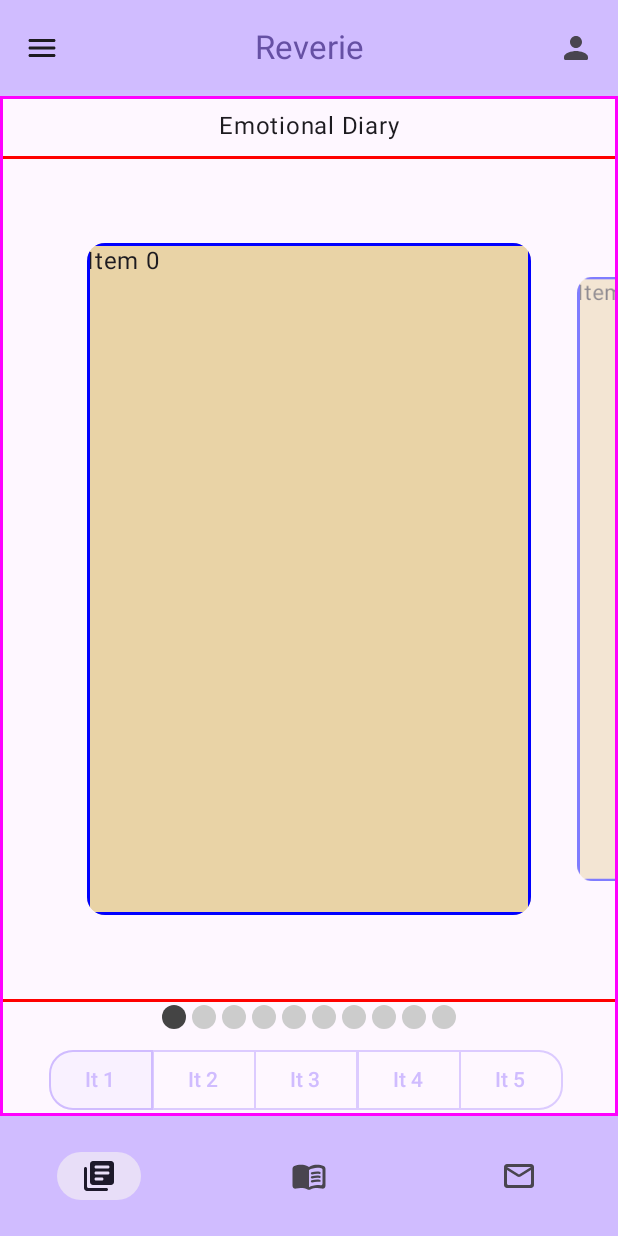
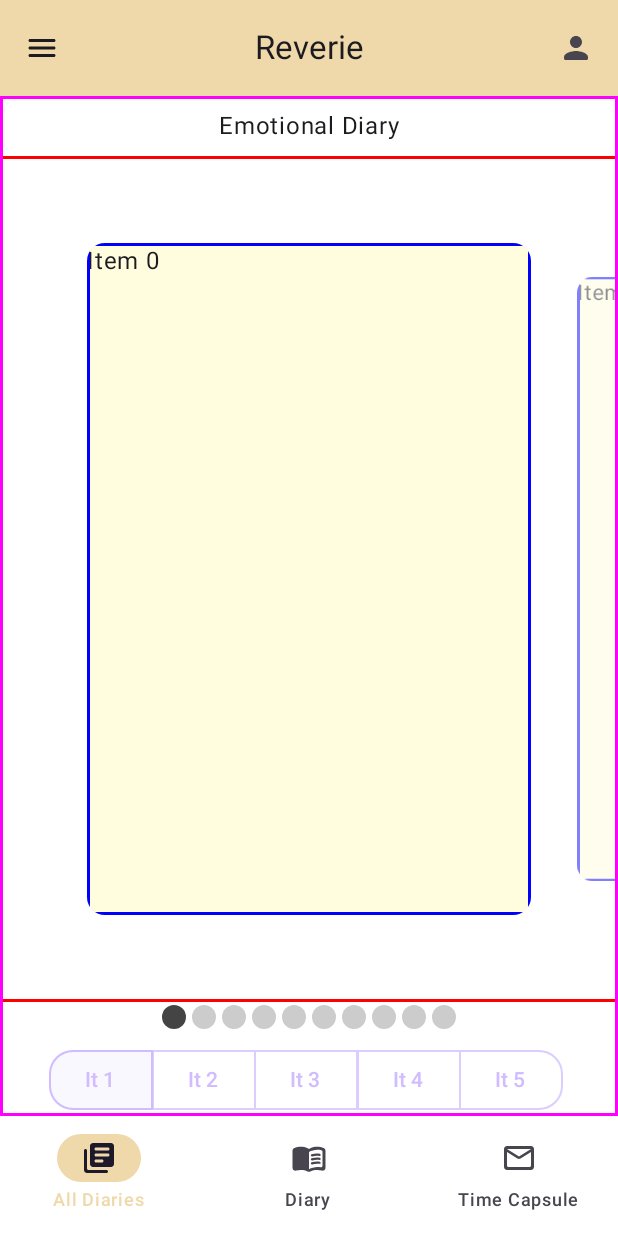
Before and after one commit to alessiopelusi/reverie-android, an Android app built with Jetpack Compose: the screen it shows after launch (MainActivity), after a tap on an icon or button, on a phone screen of 412 x 824 dp. Run offline under Robolectric (Android 15) with nearby library versions, the phone set to English and light mode, and no system bars.

Commit message:
Fixed Theme and Colors

```diff
--- a/app/src/main/java/com/example/reverie/AllDiaries.kt
+++ b/app/src/main/java/com/example/reverie/AllDiaries.kt
@@ -187,7 +187,7 @@ fun AllDiariesScreen() {
                         )
                     } else {
                         ButtonDefaults.outlinedButtonColors(
-                            containerColor = MaterialTheme.colorScheme.surface,
+                            containerColor = MaterialTheme.colorScheme.background,
                             contentColor = Purple80
                         )
                     }
--- a/app/src/main/java/com/example/reverie/Diary.kt
+++ b/app/src/main/java/com/example/reverie/Diary.kt
@@ -15,7 +15,7 @@ import androidx.compose.foundation.lazy.LazyRow
 import androidx.compose.foundation.lazy.itemsIndexed
 import androidx.compose.foundation.lazy.rememberLazyListState
 import androidx.compose.material.icons.Icons
-import androidx.compose.material.icons.filled.Edit
+import androidx.compose.material.icons.outlined.Edit
 import androidx.compose.material3.Button
 import androidx.compose.material3.ButtonColors
 import androidx.compose.material3.Icon
@@ -31,7 +31,7 @@ import androidx.compose.ui.layout.Layout
 import androidx.compose.ui.platform.LocalWindowInfo
 import androidx.compose.ui.unit.dp
 import androidx.navigation.NavController
-import com.example.reverie.ui.theme.gialloScuro
+import com.example.reverie.ui.theme.PaperColor
 import kotlinx.serialization.Serializable
 
 
@@ -43,7 +43,8 @@ fun DiaryScreen(navController: NavController) {
 
     Column(
         modifier = Modifier
-            .fillMaxSize().border(width = 2.dp, color = Color.Magenta, shape = RectangleShape),
+            .fillMaxSize()
+            .border(width = 2.dp, color = Color.Magenta, shape = RectangleShape),
         verticalArrangement = Arrangement.Center,
         horizontalAlignment = Alignment.CenterHorizontally
     ) {
@@ -122,7 +123,7 @@ fun DiaryScreen(navController: NavController) {
             ),
             modifier = Modifier.align(Alignment.End)
         ) {
-            Icon(Icons.Default.Edit, contentDescription = "Edit")
+            Icon(Icons.Outlined.Edit, contentDescription = "Edit")
         }
     }
 }
@@ -132,7 +133,7 @@ fun DiaryPage(modifier: Modifier, text: String) {
     Box(
         modifier = modifier
             .border(width = 2.dp, color = Color.Blue, shape = RectangleShape)
-            .background(gialloScuro)
+            .background(PaperColor)
     ) {
         Text(text = text)
     }
--- a/app/src/main/java/com/example/reverie/MainActivity.kt
+++ b/app/src/main/java/com/example/reverie/MainActivity.kt
@@ -45,6 +45,7 @@ import androidx.compose.material3.HorizontalDivider
 import androidx.compose.material3.IconButton
 import androidx.compose.material3.ModalDrawerSheet
 import androidx.compose.material3.ModalNavigationDrawer
+import androidx.compose.material3.NavigationBarItemDefaults
 import androidx.compose.material3.NavigationDrawerItem
 import androidx.compose.material3.rememberDrawerState
 import androidx.compose.runtime.Composable
@@ -173,8 +174,7 @@ fun CustomTopBar(drawerState: DrawerState) {
     val scope = rememberCoroutineScope()
     CenterAlignedTopAppBar(
         colors = topAppBarColors(
-            containerColor = MaterialTheme.colorScheme.primaryContainer,
-            titleContentColor = MaterialTheme.colorScheme.primary,
+            containerColor = MaterialTheme.colorScheme.secondary,
         ),
         title = {
             Text(stringResource(R.string.app_name), textAlign = TextAlign.Center)
@@ -212,15 +212,17 @@ fun CustomBottomBar(navController: NavController) {
 
     NavigationBar (
         containerColor = MaterialTheme.colorScheme.primaryContainer,
-        contentColor = MaterialTheme.colorScheme.primary,
     ) {
         val navBackStackEntry by navController.currentBackStackEntryAsState()
         val currentDestination = navBackStackEntry?.destination
         topLevelRoutes.forEach { topLevelRoute ->
             NavigationBarItem(
-                icon = { Icon(topLevelRoute.icon, contentDescription = topLevelRoute.name) },
-                //label = { Text(topLevelRoute.name) },
-                alwaysShowLabel = false, // don't reserve space for label
+                icon = { Icon(
+                    topLevelRoute.icon,
+                    contentDescription = topLevelRoute.name
+                ) },
+                label = { Text(topLevelRoute.name) },
+                //alwaysShowLabel = false, // don't reserve space for label
                 selected = currentDestination?.hierarchy?.any { it.hasRoute(topLevelRoute.route::class) } == true,
                 onClick = {
                     navController.navigate(topLevelRoute.route) {
@@ -236,7 +238,11 @@ fun CustomBottomBar(navController: NavController) {
                         // Restore state when reselecting a previously selected item
                         restoreState = true
                     }
-                }
+                },
+                colors = NavigationBarItemDefaults.colors(
+                    //selectedIconColor = MaterialTheme.colorScheme.primary,
+                    indicatorColor = MaterialTheme.colorScheme.surface
+                ),
             )
         }
     }
--- a/app/src/main/java/com/example/reverie/ui/theme/Color.kt
+++ b/app/src/main/java/com/example/reverie/ui/theme/Color.kt
@@ -10,4 +10,5 @@ val Purple40 = Color(0xFF6650a4)
 val PurpleGrey40 = Color(0xFF625b71)
 val Pink40 = Color(0xFF7D5260)
 
-val gialloScuro = Color(0xFFE9D3A6)
+val PaperColor = Color(0xFFFFFDDD)
+val YellowOchre = Color(0xFFEFD9AA)
--- a/app/src/main/java/com/example/reverie/ui/theme/Theme.kt
+++ b/app/src/main/java/com/example/reverie/ui/theme/Theme.kt
@@ -1,15 +1,11 @@
 package com.example.reverie.ui.theme
 
-import android.app.Activity
-import android.os.Build
 import androidx.compose.foundation.isSystemInDarkTheme
 import androidx.compose.material3.MaterialTheme
 import androidx.compose.material3.darkColorScheme
-import androidx.compose.material3.dynamicDarkColorScheme
-import androidx.compose.material3.dynamicLightColorScheme
 import androidx.compose.material3.lightColorScheme
 import androidx.compose.runtime.Composable
-import androidx.compose.ui.platform.LocalContext
+import androidx.compose.ui.graphics.Color
 
 private val DarkColorScheme = darkColorScheme(
     primary = Purple80,
@@ -19,27 +15,26 @@ private val DarkColorScheme = darkColorScheme(
 )
 
 private val LightColorScheme = lightColorScheme(
-    primary = Purple40,
-    secondary = PurpleGrey40,
+    primary = Color.Black,
+    secondary = YellowOchre,
     tertiary = Pink40,
-    primaryContainer = Purple80
+    primaryContainer = Color.White,
 
-    /* Other default colors to override
-    background = Color(0xFFFFFBFE),
-    surface = Color(0xFFFFFBFE),
+    // Other default colors to override
+    background = Color(0xFFFFFFFF),
+    surface = YellowOchre,
     onPrimary = Color.White,
     onSecondary = Color.White,
     onTertiary = Color.White,
     onBackground = Color(0xFF1C1B1F),
     onSurface = Color(0xFF1C1B1F),
-    */
 )
 
 @Composable
 fun ReverieTheme(
     darkTheme: Boolean = isSystemInDarkTheme(),
     // Dynamic color is available on Android 12+
-    dynamicColor: Boolean = true,
+    //dynamicColor: Boolean = true,
     content: @Composable () -> Unit
 ) {
     val colorScheme = when {
```
